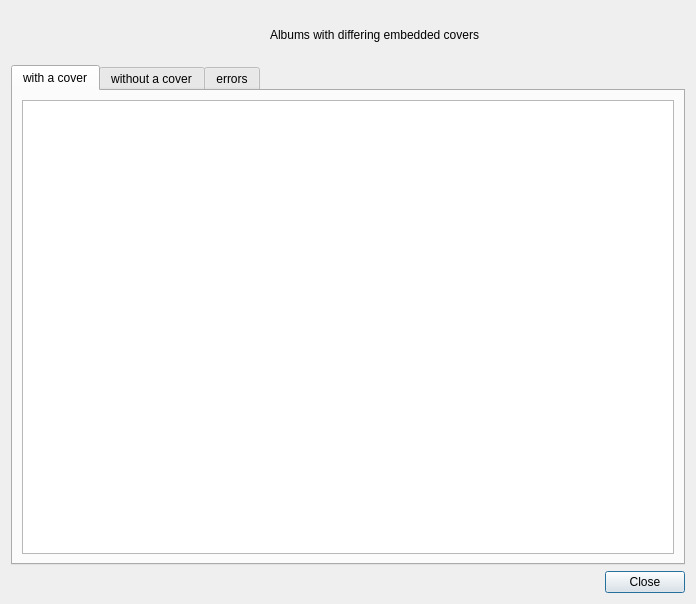
First picture: the form in protect_track_cover/albums_warning.ui, repository nrth3rnlb/picard-plugin-protect_track_cover, before the edit.
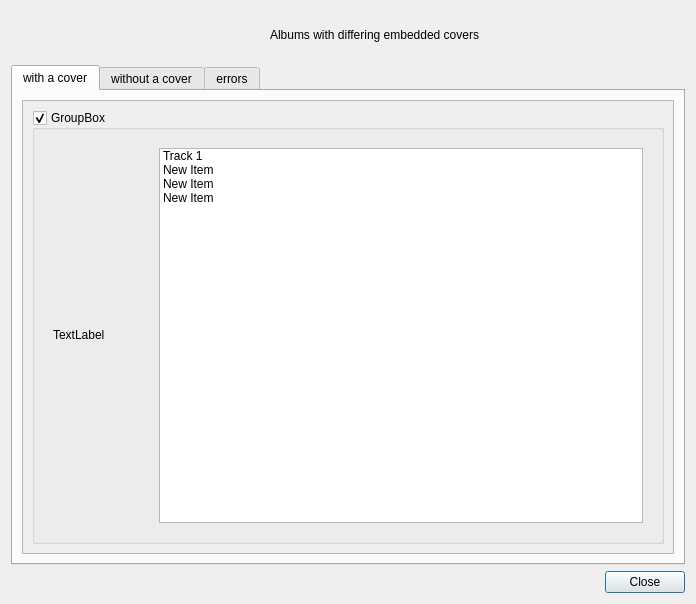
Second picture: the form after the edit. Icons and pictures are not drawn.

Commit message: feat(ui): replace HTML album report with widget-based dialog and refactor rendering

```diff
--- a/protect_track_cover/albums_warning.ui
+++ b/protect_track_cover/albums_warning.ui
@@ -70,13 +70,83 @@
                </attribute>
                <layout class="QVBoxLayout" name="verticalLayout_2">
                    <item>
-                       <widget class="QTextBrowser" name="browser">
-                           <property name="readOnly">
+                       <widget class="QScrollArea" name="scrollArea">
+                           <property name="widgetResizable">
                                <bool>true</bool>
                            </property>
-                           <property name="openExternalLinks">
-                               <bool>false</bool>
-                           </property>
+                           <widget class="QWidget" name="scrollAreaWidgetContents">
+                               <property name="geometry">
+                                   <rect>
+                                       <x>0</x>
+                                       <y>0</y>
+                                       <width>654</width>
+                                       <height>438</height>
+                                   </rect>
+                               </property>
+                               <layout class="QVBoxLayout" name="verticalLayout_5">
+                                   <item>
+                                       <widget class="QGroupBox" name="groupBox">
+                                           <property name="title">
+                                               <string>GroupBox</string>
+                                           </property>
+                                           <property name="checkable">
+                                               <bool>true</bool>
+                                           </property>
+                                           <layout class="QHBoxLayout" name="horizontalLayout">
+                                               <item>
+                                                   <widget class="QWidget" name="widget" native="true">
+                                                       <layout class="QHBoxLayout" name="horizontalLayout_2">
+                                                           <item>
+                                                               <widget class="QLabel" name="label">
+                                                                   <property name="minimumSize">
+                                                                       <size>
+                                                                           <width>100</width>
+                                                                           <height>100</height>
+                                                                       </size>
+                                                                   </property>
+                                                                   <property name="maximumSize">
+                                                                       <size>
+                                                                           <width>100</width>
+                                                                           <height>100</height>
+                                                                       </size>
+                                                                   </property>
+                                                                   <property name="text">
+                                                                       <string>TextLabel</string>
+                                                                   </property>
+                                                               </widget>
+                                                           </item>
+                                                           <item>
+                                                               <widget class="QListWidget" name="listWidget">
+                                                                   <item>
+                                                                       <property name="text">
+                                                                           <string>Track 1</string>
+                                                                       </property>
+                                                                   </item>
+                                                                   <item>
+                                                                       <property name="text">
+                                                                           <string>New Item</string>
+                                                                       </property>
+                                                                   </item>
+                                                                   <item>
+                                                                       <property name="text">
+                                                                           <string>New Item</string>
+                                                                       </property>
+                                                                   </item>
+                                                                   <item>
+                                                                       <property name="text">
+                                                                           <string>New Item</string>
+                                                                       </property>
+                                                                   </item>
+                                                               </widget>
+                                                           </item>
+                                                       </layout>
+                                                   </widget>
+                                               </item>
+                                           </layout>
+                                       </widget>
+                                   </item>
+                               </layout>
+                           </widget>
                        </widget>
                    </item>
                </layout>
```
Left out of the diff: 50 changed lines with no effect on the pictures. The commit also changes 2 other files.
